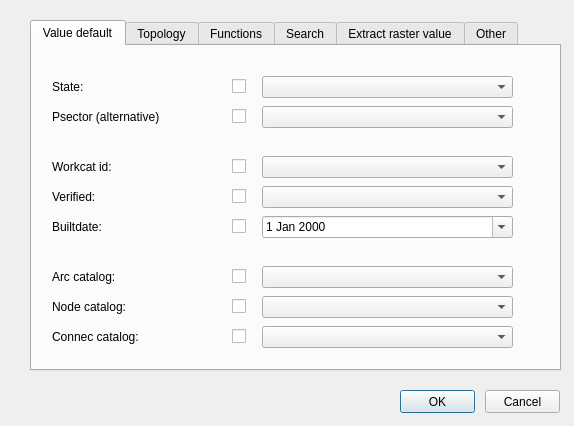
Qt form ui/config.ui (Giswater/giswater_qgis_plugin) before a commit.
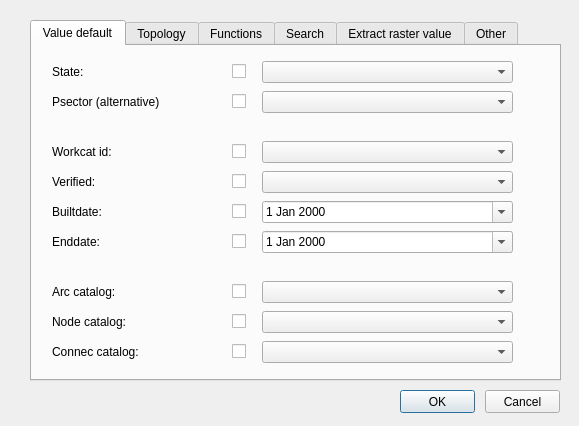
The same form after that commit.

Commit message: UI - add enddate_vdefault on config form

What changed in the file:
```diff
--- a/ui/config.ui
+++ b/ui/config.ui
@@ -6,7 +6,7 @@
    <rect>
     <x>0</x>
     <y>0</y>
-    <width>574</width>
+    <width>579</width>
     <height>426</height>
    </rect>
   </property>
@@ -45,7 +45,7 @@
      <x>30</x>
      <y>20</y>
      <width>531</width>
-     <height>351</height>
+     <height>361</height>
     </rect>
    </property>
    <property name="currentIndex">
@@ -59,7 +59,7 @@
      <property name="geometry">
       <rect>
        <x>20</x>
-       <y>110</y>
+       <y>95</y>
        <width>141</width>
        <height>22</height>
       </rect>
@@ -95,7 +95,7 @@
      <property name="geometry">
       <rect>
        <x>20</x>
-       <y>30</y>
+       <y>15</y>
        <width>141</width>
        <height>22</height>
       </rect>
@@ -131,7 +131,7 @@
      <property name="geometry">
       <rect>
        <x>20</x>
-       <y>140</y>
+       <y>125</y>
        <width>141</width>
        <height>22</height>
       </rect>
@@ -167,7 +167,7 @@
      <property name="geometry">
       <rect>
        <x>20</x>
-       <y>170</y>
+       <y>155</y>
        <width>141</width>
        <height>22</height>
       </rect>
@@ -203,7 +203,7 @@
      <property name="geometry">
       <rect>
        <x>230</x>
-       <y>30</y>
+       <y>15</y>
        <width>251</width>
        <height>22</height>
       </rect>
@@ -213,7 +213,7 @@
      <property name="geometry">
       <rect>
        <x>230</x>
-       <y>110</y>
+       <y>95</y>
        <width>251</width>
        <height>22</height>
       </rect>
@@ -223,7 +223,7 @@
      <property name="geometry">
       <rect>
        <x>230</x>
-       <y>140</y>
+       <y>125</y>
        <width>251</width>
        <height>22</height>
       </rect>
@@ -233,7 +233,7 @@
      <property name="geometry">
       <rect>
        <x>230</x>
-       <y>170</y>
+       <y>155</y>
        <width>251</width>
        <height>22</height>
       </rect>
@@ -246,7 +246,7 @@
      <property name="geometry">
       <rect>
        <x>20</x>
-       <y>220</y>
+       <y>235</y>
        <width>141</width>
        <height>22</height>
       </rect>
@@ -282,7 +282,7 @@
      <property name="geometry">
       <rect>
        <x>230</x>
-       <y>220</y>
+       <y>235</y>
        <width>251</width>
        <height>22</height>
       </rect>
@@ -292,7 +292,7 @@
      <property name="geometry">
       <rect>
        <x>20</x>
-       <y>250</y>
+       <y>265</y>
        <width>141</width>
        <height>22</height>
       </rect>
@@ -328,7 +328,7 @@
      <property name="geometry">
       <rect>
        <x>230</x>
-       <y>250</y>
+       <y>265</y>
        <width>251</width>
        <height>22</height>
       </rect>
@@ -338,7 +338,7 @@
      <property name="geometry">
       <rect>
        <x>20</x>
-       <y>280</y>
+       <y>295</y>
        <width>141</width>
        <height>22</height>
       </rect>
@@ -374,7 +374,7 @@
      <property name="geometry">
       <rect>
        <x>230</x>
-       <y>280</y>
+       <y>295</y>
        <width>251</width>
        <height>22</height>
       </rect>
@@ -384,7 +384,7 @@
      <property name="geometry">
       <rect>
        <x>200</x>
-       <y>220</y>
+       <y>235</y>
        <width>20</width>
        <height>21</height>
       </rect>
@@ -397,7 +397,7 @@
      <property name="geometry">
       <rect>
        <x>200</x>
-       <y>250</y>
+       <y>265</y>
        <width>20</width>
        <height>21</height>
       </rect>
@@ -410,7 +410,7 @@
      <property name="geometry">
       <rect>
        <x>200</x>
-       <y>280</y>
+       <y>295</y>
        <width>20</width>
        <height>21</height>
       </rect>
@@ -423,7 +423,7 @@
      <property name="geometry">
       <rect>
        <x>200</x>
-       <y>110</y>
+       <y>95</y>
        <width>20</width>
        <height>21</height>
       </rect>
@@ -436,7 +436,7 @@
      <property name="geometry">
       <rect>
        <x>200</x>
-       <y>140</y>
+       <y>125</y>
        <width>20</width>
        <height>21</height>
       </rect>
@@ -449,7 +449,7 @@
      <property name="geometry">
       <rect>
        <x>200</x>
-       <y>30</y>
+       <y>15</y>
        <width>20</width>
        <height>21</height>
       </rect>
@@ -462,7 +462,7 @@
      <property name="geometry">
       <rect>
        <x>200</x>
-       <y>170</y>
+       <y>155</y>
        <width>20</width>
        <height>21</height>
       </rect>
@@ -475,7 +475,7 @@
      <property name="geometry">
       <rect>
        <x>230</x>
-       <y>60</y>
+       <y>45</y>
        <width>251</width>
        <height>22</height>
       </rect>
@@ -485,7 +485,7 @@
      <property name="geometry">
       <rect>
        <x>20</x>
-       <y>60</y>
+       <y>45</y>
        <width>141</width>
        <height>22</height>
       </rect>
@@ -521,7 +521,7 @@
      <property name="geometry">
       <rect>
        <x>200</x>
-       <y>60</y>
+       <y>45</y>
        <width>20</width>
        <height>21</height>
       </rect>
@@ -530,6 +530,68 @@
       <string/>
      </property>
     </widget>
+    <widget class="QCheckBox" name="chk_enddate_vdefault">
+     <property name="geometry">
+      <rect>
+       <x>200</x>
+       <y>185</y>
+       <width>20</width>
+       <height>21</height>
+      </rect>
+     </property>
+     <property name="text">
+      <string/>
+     </property>
+    </widget>
+    <widget class="QLabel" name="label_enddate">
+     <property name="geometry">
+      <rect>
+       <x>20</x>
+       <y>185</y>
+       <width>141</width>
+       <height>22</height>
+      </rect>
+     </property>
+     <property name="font">
+      <font>
+       <pointsize>9</pointsize>
+      </font>
+     </property>
+     <property name="frameShape">
+      <enum>QFrame::NoFrame</enum>
+     </property>
+     <property name="frameShadow">
+      <enum>QFrame::Plain</enum>
+     </property>
+     <property name="text">
+      <string>Enddate:</string>
+     </property>
+     <property name="textFormat">
+      <enum>Qt::AutoText</enum>
+     </property>
+     <property name="scaledContents">
+      <bool>false</bool>
+     </property>
+     <property name="alignment">
+      <set>Qt::AlignLeading|Qt::AlignLeft|Qt::AlignVCenter</set>
+     </property>
+     <property name="margin">
+      <number>3</number>
+     </property>
+    </widget>
+    <widget class="QDateEdit" name="enddate_vdefault">
+     <property name="geometry">
+      <rect>
+       <x>230</x>
+       <y>185</y>
+       <width>251</width>
+       <height>22</height>
+      </rect>
+     </property>
+     <property name="calendarPopup">
+      <bool>true</bool>
+     </property>
+    </widget>
    </widget>
    <widget class="QWidget" name="tab">
     <attribute name="title">
```
Left out of the diff: 21 changed lines with no effect on the pictures.
